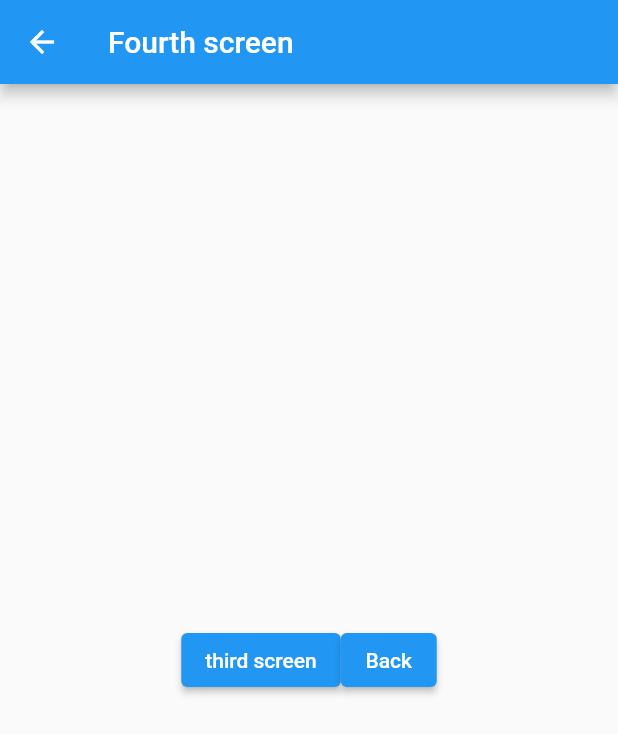
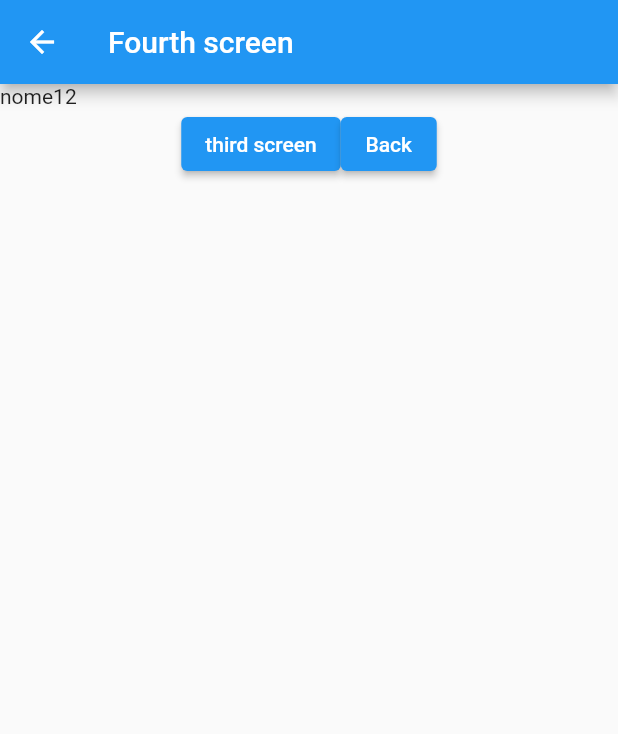
Before and after one commit to misael28/NavApp, a Flutter app: the ThirdScreen screen opened by its route, after a tap on "Fourth Screen", on a phone screen of 412 x 824 dp. Shown: the top 734 px of the screen. Run offline on Flutter 3.47's test engine with Material 2 defaults, Android fonts, the phone set to English and light mode, and no system bars.

Commit message:
feat: add params at third and fourth screen

```diff
--- a/nav/lib/fourth_screen.dart
+++ b/nav/lib/fourth_screen.dart
@@ -1,8 +1,10 @@
 
 
 import 'package:flutter/material.dart';
+class FourthScreen extends StatelessWidget {
+  final ThisArguments dados;
 
-class FourthScreen extends StatelessWidget {
+  const FourthScreen({Key key, this.dados}) : super(key: key);
   @override
   Widget build(BuildContext context) {
     return Scaffold(
@@ -11,6 +13,16 @@ class FourthScreen extends StatelessWidget {
         ),
         body: SafeArea(
           child:
+          Column(
+            children: [
+              Container(
+                child: Row(
+                  children: [
+                    Text(dados.nome),
+                    Text('${dados.idade}')
+                    ],
+              ),
+              ),
               Center(
                 child:
                 Container(
@@ -33,6 +45,15 @@ class FourthScreen extends StatelessWidget {
                   ),
                 ),
                 ),
+            ],
+          ),
           ));
   }
 }
+
+class ThisArguments {
+ final String nome;
+ final int idade;
+
+  ThisArguments(this.nome, this.idade);
+}
--- a/nav/lib/home_screen.dart
+++ b/nav/lib/home_screen.dart
@@ -21,9 +21,7 @@ class HomeScreen extends StatelessWidget {
             )),
                       ElevatedButton(
             onPressed: () {
-               Navigator.push(context,
-               MaterialPageRoute(builder: (context) => ThirdScreen()),
-               );
+              Navigator.pushNamed(context, 'third', arguments: Colors.yellow);
             },
             child: Text(
               'Third Screen'
--- a/nav/lib/main.dart
+++ b/nav/lib/main.dart
@@ -19,7 +19,7 @@ class MyApp extends StatelessWidget {
         'home': (context) => HomeScreen(),
         'second': (context) => SecondScreen(),
         'third' : (context) => ThirdScreen(),
-        'fourth' : (context) => FourthScreen()
+        'fourth' : (context) => FourthScreen(dados: ThisArguments('nome',12),)
       },
     );
   }
--- a/nav/lib/third_screen.dart
+++ b/nav/lib/third_screen.dart
@@ -5,7 +5,9 @@ import 'package:flutter/material.dart';
 class ThirdScreen extends StatelessWidget {
   @override
   Widget build(BuildContext context) {
+    final Color color = ModalRoute.of(context).settings.arguments;
     return Scaffold(
+      backgroundColor: color ?? Colors.black,
       appBar: AppBar(
         title: Text("Third screen"),
         ),
@@ -14,6 +16,7 @@ class ThirdScreen extends StatelessWidget {
           Center(
             child:
             Container(
+              color: Colors.black,
               child: Row(
                 mainAxisAlignment: MainAxisAlignment.center,
                 children: [
@@ -23,6 +26,7 @@ class ThirdScreen extends StatelessWidget {
                   },
                   child: Text("Fourth Screen")
                   ),
+
                   ElevatedButton(
                   onPressed: (){
                     Navigator.pushNamed(context, "home");
```
Also changed, not shown: nav/lib/second_screen.dart (+6 -4 lines). Lines whose indentation alone changed are shown as unchanged.
